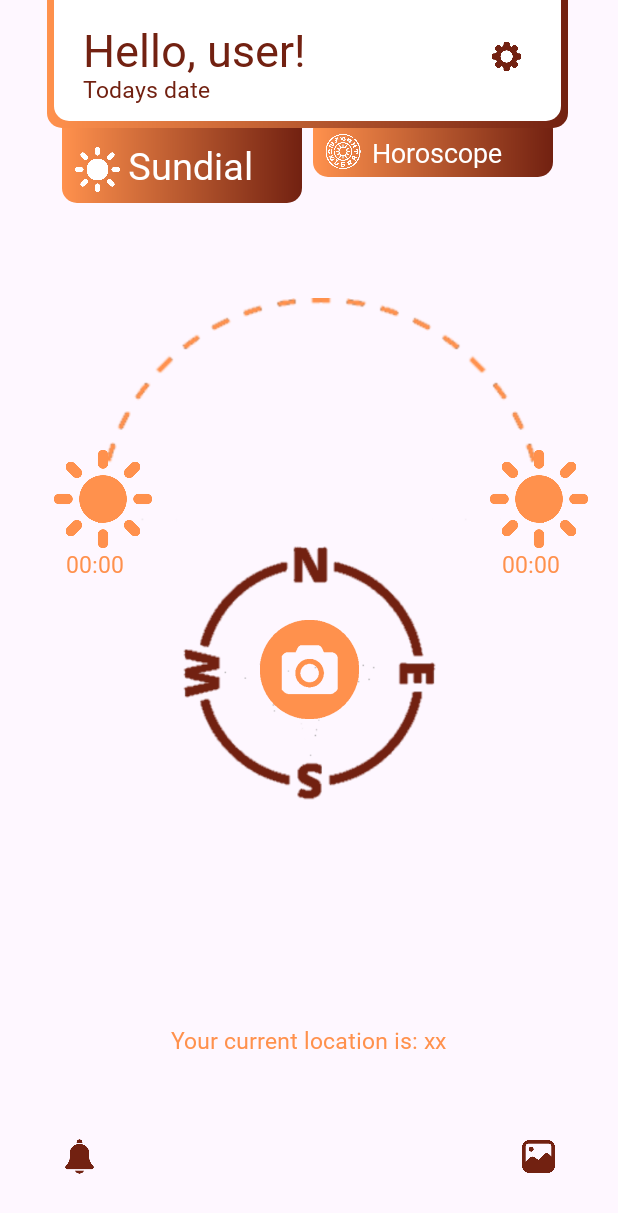
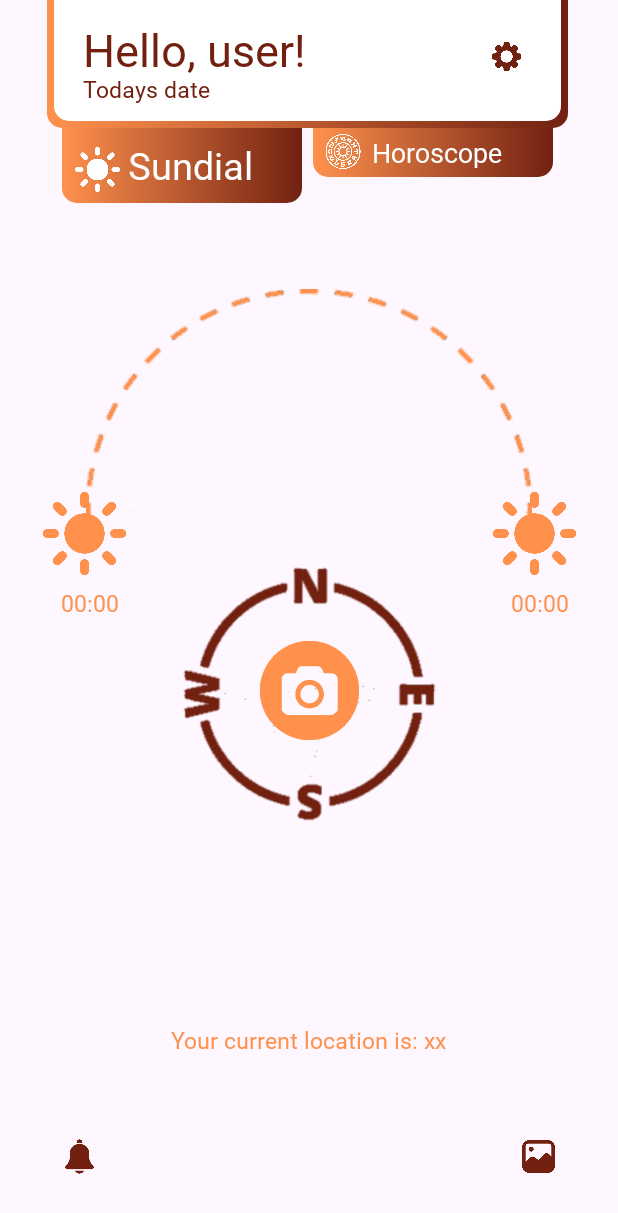
Before and after one commit to BojszaReka/SunScope, an Android app: the layout activity_sun.xml on its own in the app's theme, with its tools: preview values and no code run, on a phone screen of 412 x 824 dp. Shown: the top 1213 px of the screen. Run offline under Robolectric (Android 15) with nearby library versions, the phone set to English and light mode, and no system bars.

Commit message:
Compass done

```diff
--- a/KomplexBeadando/app/src/main/res/layout/activity_sun.xml
+++ b/KomplexBeadando/app/src/main/res/layout/activity_sun.xml
@@ -7,6 +7,8 @@
     android:layout_width="match_parent"
     android:layout_height="match_parent"
     tools:context=".ui.SunActivity">
+
+
 
     <ImageView
         android:id="@+id/img_sunbuttonbg"
@@ -191,11 +193,60 @@
         android:id="@+id/img_arch"
         android:layout_width="297dp"
         android:layout_height="159dp"
-        android:layout_marginBottom="12dp"
+        android:layout_marginBottom="36dp"
         app:layout_constraintBottom_toBottomOf="@+id/img_sunrise"
         app:layout_constraintEnd_toEndOf="@+id/img_sunset"
+        app:layout_constraintHorizontal_bias="0.491"
         app:layout_constraintStart_toStartOf="@+id/img_sunrise"
         app:srcCompat="@drawable/halfcircle" />
+
+    <ImageView
+        android:id="@+id/img_sunset"
+        android:layout_width="55dp"
+        android:layout_height="55dp"
+        android:layout_marginTop="328dp"
+        app:layout_constraintEnd_toEndOf="parent"
+        app:layout_constraintHorizontal_bias="0.921"
+        app:layout_constraintStart_toStartOf="parent"
+        app:layout_constraintTop_toTopOf="parent"
+        app:srcCompat="@drawable/sunicon2" />
+
+    <TextView
+        android:id="@+id/txt_sunsetTime"
+        android:layout_width="wrap_content"
+        android:layout_height="wrap_content"
+        android:layout_marginStart="12dp"
+        android:layout_marginTop="8dp"
+        android:fontFamily="@font/bricolage_grotesque_medium"
+        android:text="00:00"
+        android:textColor="@color/orange"
+        android:textSize="15dp"
+        app:layout_constraintStart_toStartOf="@+id/img_sunset"
+        app:layout_constraintTop_toBottomOf="@+id/img_sunset" />
+
+    <TextView
+        android:id="@+id/txt_sunriseTime"
+        android:layout_width="wrap_content"
+        android:layout_height="wrap_content"
+        android:layout_marginStart="12dp"
+        android:layout_marginTop="8dp"
+        android:fontFamily="@font/bricolage_grotesque_medium"
+        android:text="00:00"
+        android:textColor="@color/orange"
+        android:textSize="15dp"
+        app:layout_constraintStart_toStartOf="@+id/img_sunrise"
+        app:layout_constraintTop_toBottomOf="@+id/img_sunrise" />
+
+    <ImageView
+        android:id="@+id/img_sunrise"
+        android:layout_width="55dp"
+        android:layout_height="55dp"
+        android:layout_marginTop="328dp"
+        app:layout_constraintEnd_toEndOf="parent"
+        app:layout_constraintHorizontal_bias="0.081"
+        app:layout_constraintStart_toStartOf="parent"
+        app:layout_constraintTop_toTopOf="parent"
+        app:srcCompat="@drawable/sunicon2" />
 
     <ImageView
         android:id="@+id/img_compass"
@@ -208,57 +259,11 @@
         app:layout_constraintVertical_bias="0.47"
         app:srcCompat="@drawable/compassframe" />
 
-    <ImageView
-        android:id="@+id/img_sunset"
-        android:layout_width="65dp"
-        android:layout_height="65dp"
-        android:layout_marginTop="300dp"
-        app:layout_constraintEnd_toEndOf="parent"
-        app:layout_constraintHorizontal_bias="0.942"
-        app:layout_constraintStart_toStartOf="parent"
-        app:layout_constraintTop_toTopOf="parent"
-        app:srcCompat="@drawable/sunicon2" />
-
-    <TextView
-        android:id="@+id/txt_sunriseTime"
-        android:layout_width="wrap_content"
-        android:layout_height="wrap_content"
-        android:layout_marginStart="8dp"
-        android:fontFamily="@font/bricolage_grotesque_medium"
-        android:text="00:00"
-        android:textColor="@color/orange"
-        android:textSize="15dp"
-        app:layout_constraintStart_toStartOf="@+id/img_sunrise"
-        app:layout_constraintTop_toBottomOf="@+id/img_sunrise" />
-
-    <TextView
-        android:id="@+id/txt_sunsetTime"
-        android:layout_width="wrap_content"
-        android:layout_height="wrap_content"
-        android:layout_marginStart="8dp"
-        android:fontFamily="@font/bricolage_grotesque_medium"
-        android:text="00:00"
-        android:textColor="@color/orange"
-        android:textSize="15dp"
-        app:layout_constraintStart_toStartOf="@+id/img_sunset"
-        app:layout_constraintTop_toBottomOf="@+id/img_sunset" />
-
-    <ImageView
-        android:id="@+id/img_sunrise"
-        android:layout_width="65dp"
-        android:layout_height="65dp"
-        android:layout_marginTop="300dp"
-        app:layout_constraintEnd_toEndOf="parent"
-        app:layout_constraintHorizontal_bias="0.104"
-        app:layout_constraintStart_toStartOf="parent"
-        app:layout_constraintTop_toTopOf="parent"
-        app:srcCompat="@drawable/sunicon2" />
-
     <ImageButton
         android:id="@+id/btn_camera"
         android:layout_width="90dp"
         android:layout_height="90dp"
-        android:layout_marginTop="48dp"
+        android:layout_marginTop="68dp"
         android:backgroundTint="#00FFFFFF"
         android:scaleType="fitCenter"
         app:layout_constraintEnd_toEndOf="parent"
```
Also changed, not shown: KomplexBeadando/app/src/main/AndroidManifest.xml (+11 -5 lines), KomplexBeadando/app/src/main/java/com/example/komplexbeadando/ui/SunActivity.java (+49 -3 lines).
